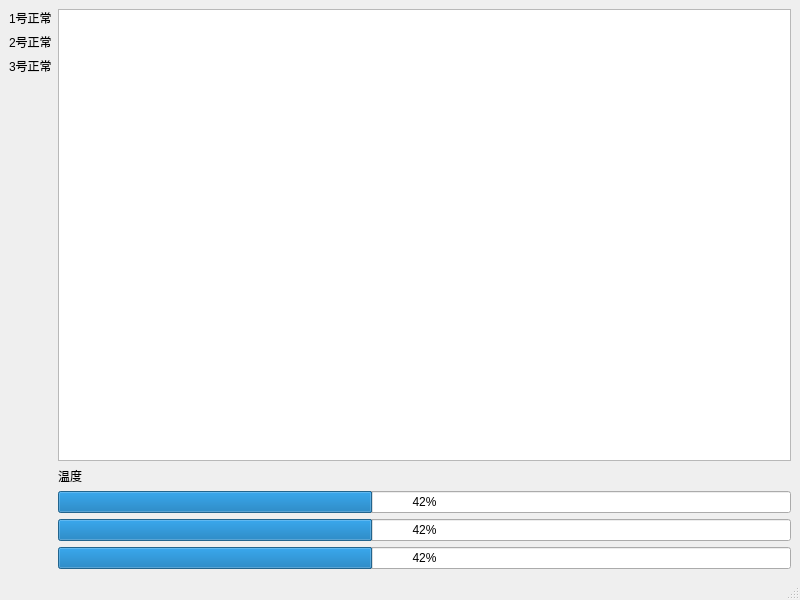
The window that mainwindow.ui (shabunicholas/HostComputer) describes before a commit, drawn with Qt 5.
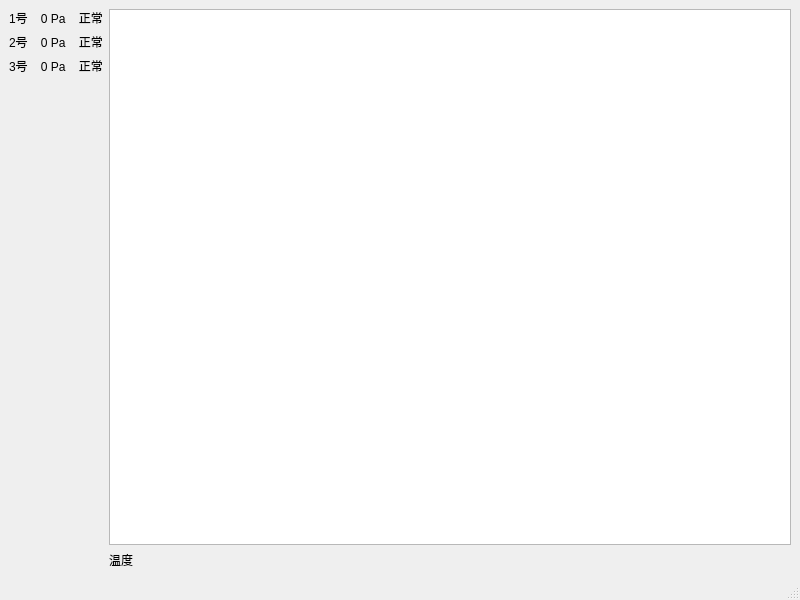
The same window after the commit.

The edit to the form file:
```diff
--- a/mainwindow.ui
+++ b/mainwindow.ui
@@ -20,21 +20,21 @@
       <item>
        <widget class="QLabel" name="label_1">
         <property name="text">
-         <string>1号正常</string>
+         <string>1号    0 Pa    正常</string>
         </property>
        </widget>
       </item>
       <item>
        <widget class="QLabel" name="label_2">
         <property name="text">
-         <string>2号正常</string>
+         <string>2号    0 Pa    正常</string>
         </property>
        </widget>
       </item>
       <item>
        <widget class="QLabel" name="label_3">
         <property name="text">
-         <string>3号正常</string>
+         <string>3号    0 Pa    正常</string>
         </property>
        </widget>
       </item>
@@ -65,49 +65,6 @@
         </property>
        </widget>
       </item>
-      <item>
-       <layout class="QVBoxLayout" name="verticalLayout_2">
-        <item>
-         <widget class="QProgressBar" name="progressBar">
-          <property name="minimum">
-           <number>500</number>
-          </property>
-          <property name="maximum">
-           <number>1200</number>
-          </property>
-          <property name="value">
-           <number>800</number>
-          </property>
-         </widget>
-        </item>
-        <item>
-         <widget class="QProgressBar" name="progressBar_2">
-          <property name="minimum">
-           <number>500</number>
-          </property>
-          <property name="maximum">
-           <number>1200</number>
-          </property>
-          <property name="value">
-           <number>800</number>
-          </property>
-         </widget>
-        </item>
-        <item>
-         <widget class="QProgressBar" name="progressBar_3">
-          <property name="minimum">
-           <number>500</number>
-          </property>
-          <property name="maximum">
-           <number>1200</number>
-          </property>
-          <property name="value">
-           <number>800</number>
-          </property>
-         </widget>
-        </item>
-       </layout>
-      </item>
      </layout>
     </item>
    </layout>
```
